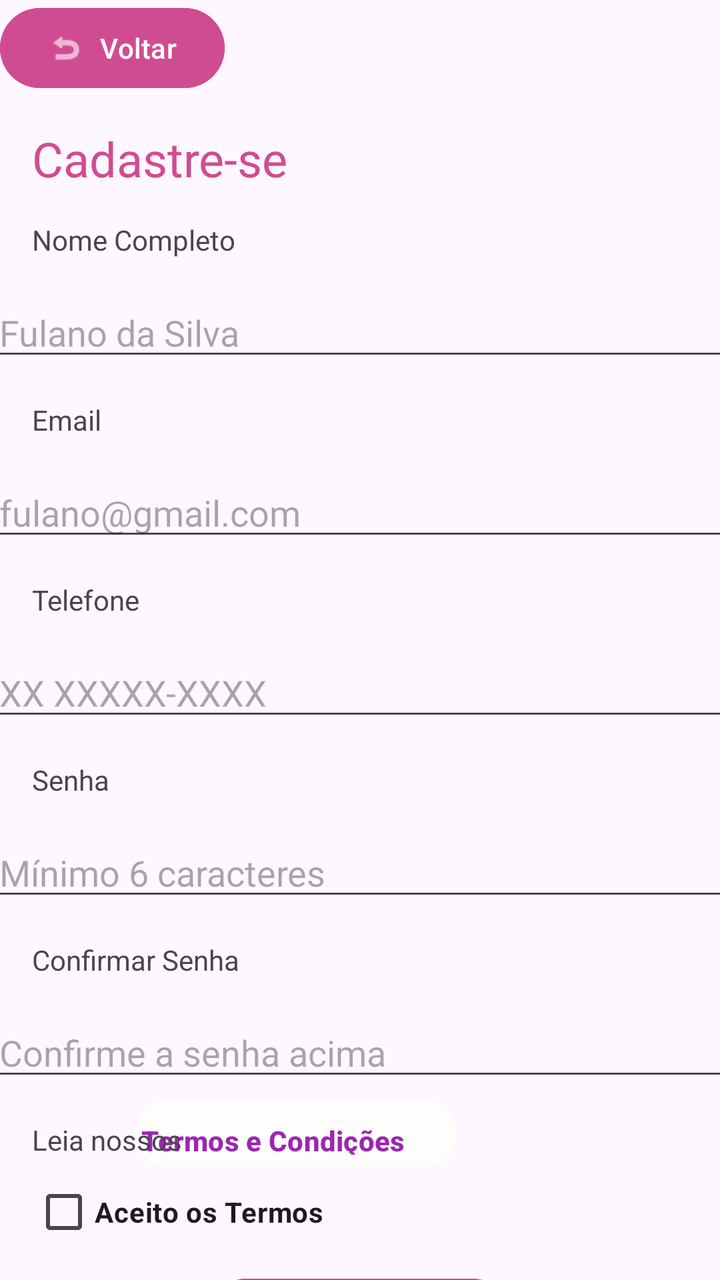
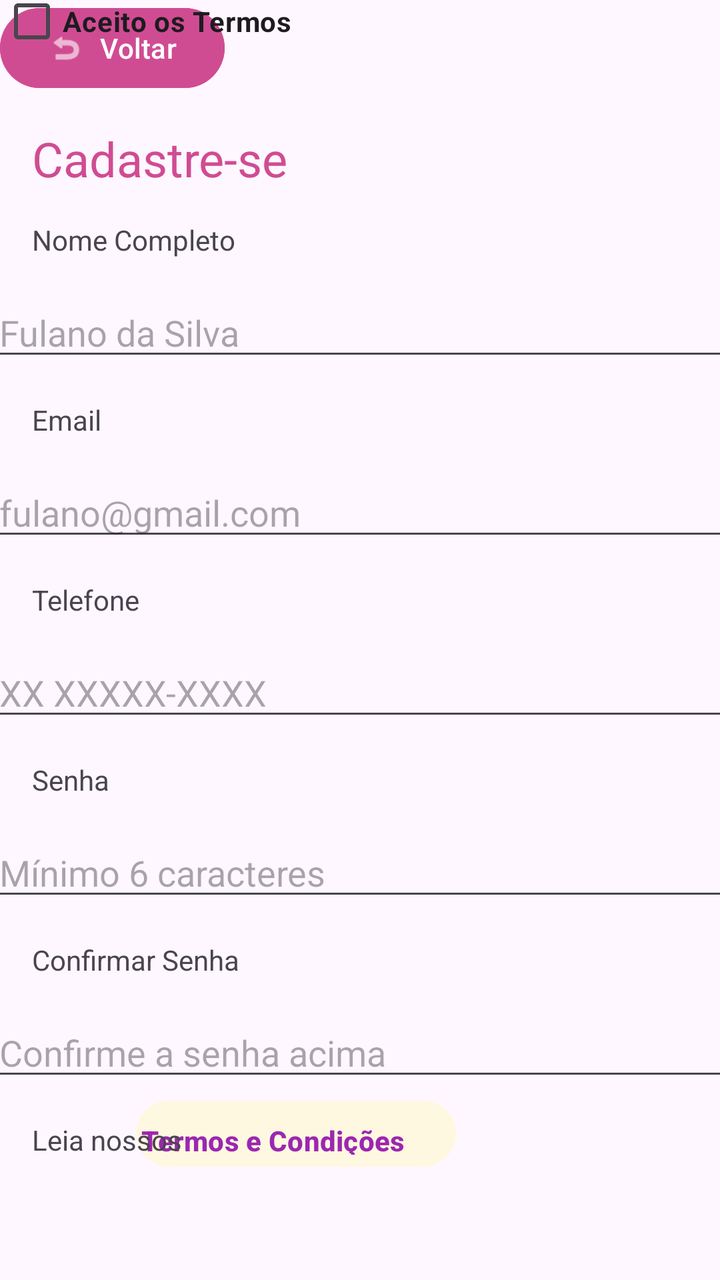

Screens rendered from an Android XML layout before and after an edit, with the pre-edit source and the edit as a unified diff.
<!-- AndroidManifest.xml: application theme Theme.AngelaStore -->
<!-- res/layout/activity_register.xml -->
<?xml version="1.0" encoding="utf-8"?>
<androidx.constraintlayout.widget.ConstraintLayout xmlns:android="http://schemas.android.com/apk/res/android"
    xmlns:app="http://schemas.android.com/apk/res-auto"
    xmlns:tools="http://schemas.android.com/tools"
    android:id="@+id/main"
    android:layout_width="match_parent"
    android:layout_height="match_parent"
    tools:context=".Register"
    android:backgroundTint="#FFF8E1">

        <Button
            android:id="@+id/btnTermos"
            android:layout_width="160dp"
            android:layout_height="41dp"
            android:layout_marginTop="1dp"
            android:layout_marginRight="155dp"
            android:backgroundTint="#FDFDFC"
            android:paddingStart="1dp"
            android:paddingTop="10.2dp"
            android:text="Termos e Condições"
            android:textColor="#9C27B0"
            android:textStyle="bold"
            app:layout_constraintEnd_toEndOf="parent"
            app:layout_constraintStart_toEndOf="@+id/txtTermos"
            app:layout_constraintTop_toBottomOf="@+id/etConfirm" />

        <com.google.android.material.textfield.TextInputEditText
            android:id="@+id/etEmail"
            android:layout_width="372dp"
            android:layout_height="41dp"
            android:layout_marginTop="15dp"
            android:hint="fulano@gmail.com"
            app:layout_constraintEnd_toEndOf="parent"
            app:layout_constraintHorizontal_bias="0.41"
            app:layout_constraintStart_toStartOf="parent"
            app:layout_constraintTop_toBottomOf="@+id/txtEmail" />

        <TextView
            android:id="@+id/txtEmail"
            android:layout_width="wrap_content"
            android:layout_height="wrap_content"
            android:layout_marginStart="16dp"
            android:layout_marginTop="15dp"
            android:text="Email"
            app:layout_constraintStart_toStartOf="parent"
            app:layout_constraintTop_toBottomOf="@+id/etNome" />

        <Button
            android:id="@+id/btnVoltar"
            android:layout_width="wrap_content"
            android:layout_height="wrap_content"
            android:backgroundTint="#d04c92"
            android:text="Voltar"
            app:icon="@android:drawable/ic_menu_revert"
            app:layout_constraintStart_toStartOf="parent"
            app:layout_constraintTop_toTopOf="parent" />

        <TextView
            android:id="@+id/txtRegister"
            android:layout_width="wrap_content"
            android:layout_height="wrap_content"
            android:layout_marginStart="16dp"
            android:layout_marginTop="15dp"
            android:text="Cadastre-se"
            android:textColor="#d04c92"
            android:textSize="24sp"
            app:layout_constraintStart_toStartOf="parent"
            app:layout_constraintTop_toBottomOf="@+id/btnVoltar" />

        <TextView
            android:id="@+id/txtNome"
            android:layout_width="wrap_content"
            android:layout_height="wrap_content"
            android:layout_marginStart="16dp"
            android:layout_marginTop="15dp"
            android:text="Nome Completo"
            app:layout_constraintStart_toStartOf="parent"
            app:layout_constraintTop_toBottomOf="@+id/txtRegister" />

        <com.google.android.material.textfield.TextInputEditText
            android:id="@+id/etNome"
            android:layout_width="372dp"
            android:layout_height="41dp"
            android:layout_marginTop="15dp"
            android:hint="Fulano da Silva"
            app:layout_constraintEnd_toEndOf="parent"
            app:layout_constraintHorizontal_bias="0.41"
            app:layout_constraintStart_toStartOf="parent"
            app:layout_constraintTop_toBottomOf="@+id/txtNome" />

        <TextView
            android:id="@+id/txtTelefone"
            android:layout_width="wrap_content"
            android:layout_height="wrap_content"
            android:layout_marginStart="16dp"
            android:layout_marginTop="15dp"
            android:text="Telefone"
            app:layout_constraintStart_toStartOf="parent"
            app:layout_constraintTop_toBottomOf="@+id/etEmail" />

        <com.google.android.material.textfield.TextInputEditText
            android:id="@+id/etTelefone"
            android:layout_width="372dp"
            android:layout_height="41dp"
            android:layout_marginTop="15dp"
            android:hint="XX XXXXX-XXXX"
            app:layout_constraintEnd_toEndOf="parent"
            app:layout_constraintHorizontal_bias="0.41"
            app:layout_constraintStart_toStartOf="parent"
            app:layout_constraintTop_toBottomOf="@+id/txtTelefone" />

        <TextView
            android:id="@+id/txtSenha"
            android:layout_width="wrap_content"
            android:layout_height="wrap_content"
            android:layout_marginStart="16dp"
            android:layout_marginTop="15dp"
            android:text="Senha"
            app:layout_constraintStart_toStartOf="parent"
            app:layout_constraintTop_toBottomOf="@+id/etTelefone" />

        <com.google.android.material.textfield.TextInputEditText
            android:id="@+id/etSenha"
            android:layout_width="372dp"
            android:layout_height="41dp"
            android:layout_marginTop="15dp"
            android:hint="Mínimo 6 caracteres"
            app:layout_constraintEnd_toEndOf="parent"
            app:layout_constraintHorizontal_bias="0.41"
            app:layout_constraintStart_toStartOf="parent"
            app:layout_constraintTop_toBottomOf="@+id/txtSenha" />

        <TextView
            android:id="@+id/txtConfirm"
            android:layout_width="wrap_content"
            android:layout_height="wrap_content"
            android:layout_marginStart="16dp"
            android:layout_marginTop="15dp"
            android:text="Confirmar Senha"
            app:layout_constraintStart_toStartOf="parent"
            app:layout_constraintTop_toBottomOf="@+id/etSenha" />

        <com.google.android.material.textfield.TextInputEditText
            android:id="@+id/etConfirm"
            android:layout_width="372dp"
            android:layout_height="41dp"
            android:layout_marginTop="15dp"
            android:hint="Confirme a senha acima"
            app:layout_constraintEnd_toEndOf="parent"
            app:layout_constraintHorizontal_bias="0.41"
            app:layout_constraintStart_toStartOf="parent"
            app:layout_constraintTop_toBottomOf="@+id/txtConfirm" />

        <TextView
            android:id="@+id/txtTermos"
            android:layout_width="wrap_content"
            android:layout_height="wrap_content"
            android:layout_marginStart="16dp"
            android:layout_marginTop="15dp"
            android:text="Leia nossos"
            app:layout_constraintStart_toStartOf="parent"
            app:layout_constraintTop_toBottomOf="@+id/etConfirm" />

        <Button
            android:id="@+id/btnCadastrar"
            android:layout_width="150dp"
            android:layout_height="45dp"
            android:layout_marginTop="90dp"
            android:backgroundTint="#d04c92"
            android:text="Cadastrar"
            app:layout_constraintEnd_toEndOf="parent"
            app:layout_constraintHorizontal_bias="0.498"
            app:layout_constraintStart_toStartOf="parent"
            app:layout_constraintTop_toBottomOf="@+id/etConfirm" />

        <TextView
            android:id="@+id/txtCadastro"
            android:layout_width="wrap_content"
            android:layout_height="wrap_content"
            android:layout_marginTop="15dp"
            android:layout_marginRight="75dp"
            android:text="Já tem uma conta?"
            app:layout_constraintEnd_toEndOf="parent"
            app:layout_constraintStart_toStartOf="parent"
            app:layout_constraintTop_toBottomOf="@+id/btnCadastrar" />

        <Button
            android:id="@+id/btnCadastro"
            android:layout_width="wrap_content"
            android:layout_height="wrap_content"
            android:layout_marginTop="-1dp"
            android:layout_marginRight="90dp"
            android:backgroundTint="#FDFDFC"
            android:paddingStart="1dp"
            android:paddingTop="10.2dp"
            android:text="Faça login"
            android:textColor="#9C27B0"
            android:textStyle="bold"
            app:layout_constraintEnd_toEndOf="parent"
            app:layout_constraintStart_toEndOf="@+id/txtCadastro"
            app:layout_constraintTop_toBottomOf="@+id/btnCadastrar" />

        <CheckBox
            android:id="@+id/checkBox"
            android:layout_width="150dp"
            android:layout_height="21dp"
            android:layout_marginStart="16dp"
            android:layout_marginTop="8dp"
            android:paddingStart="-1dp"
            android:text="Aceito os Termos"
            android:textStyle="bold"
            app:layout_constraintStart_toStartOf="parent"
            app:layout_constraintTop_toBottomOf="@+id/btnTermos" />

</androidx.constraintlayout.widget.ConstraintLayout>
<!-- resources referenced by this layout -->
<resources>
  <style name="Theme.AngelaStore" parent="Base.Theme.AngelaStore" />
  <style name="Base.Theme.AngelaStore" parent="Theme.Material3.DayNight.NoActionBar">
          
          
      </style>
</resources>

<!-- the commit's change to res/layout/activity_register.xml (unified diff, before → after) -->
@@ -2,11 +2,10 @@
 <androidx.constraintlayout.widget.ConstraintLayout xmlns:android="http://schemas.android.com/apk/res/android"
     xmlns:app="http://schemas.android.com/apk/res-auto"
     xmlns:tools="http://schemas.android.com/tools"
-    android:id="@+id/main"
+    android:id="@+id/register_activity"
     android:layout_width="match_parent"
     android:layout_height="match_parent"
-    tools:context=".Register"
-    android:backgroundTint="#FFF8E1">
+    tools:context=".Register">
 
         <Button
             android:id="@+id/btnTermos"
@@ -14,7 +13,7 @@
             android:layout_height="41dp"
             android:layout_marginTop="1dp"
             android:layout_marginRight="155dp"
-            android:backgroundTint="#FDFDFC"
+            android:backgroundTint="#FFF8E1"
             android:paddingStart="1dp"
             android:paddingTop="10.2dp"
             android:text="Termos e Condições"
@@ -165,7 +164,7 @@
             android:id="@+id/btnCadastrar"
             android:layout_width="150dp"
             android:layout_height="45dp"
-            android:layout_marginTop="90dp"
+            android:layout_marginTop="104dp"
             android:backgroundTint="#d04c92"
             android:text="Cadastrar"
             app:layout_constraintEnd_toEndOf="parent"
@@ -185,12 +184,12 @@
             app:layout_constraintTop_toBottomOf="@+id/btnCadastrar" />
 
         <Button
-            android:id="@+id/btnCadastro"
+            android:id="@+id/btnGoCadastro"
             android:layout_width="wrap_content"
             android:layout_height="wrap_content"
             android:layout_marginTop="-1dp"
             android:layout_marginRight="90dp"
-            android:backgroundTint="#FDFDFC"
+            android:backgroundTint="#FFF8E1"
             android:paddingStart="1dp"
             android:paddingTop="10.2dp"
             android:text="Faça login"
@@ -204,12 +203,19 @@
             android:id="@+id/checkBox"
             android:layout_width="150dp"
             android:layout_height="21dp"
-            android:layout_marginStart="16dp"
-            android:layout_marginTop="8dp"
             android:paddingStart="-1dp"
             android:text="Aceito os Termos"
             android:textStyle="bold"
-            app:layout_constraintStart_toStartOf="parent"
-            app:layout_constraintTop_toBottomOf="@+id/btnTermos" />
+            tools:layout_editor_absoluteX="16dp"
+            tools:layout_editor_absoluteY="597dp" />
+
+        <TextView
+            android:id="@+id/registerErrorMessage"
+            android:layout_width="0dp"
+            android:layout_height="wrap_content"
+            android:textColor="#C62828"
+            app:layout_constraintTop_toBottomOf="@+id/etSenha"
+            app:layout_constraintStart_toStartOf="parent"
+            app:layout_constraintEnd_toEndOf="parent"/>
 
 </androidx.constraintlayout.widget.ConstraintLayout>
